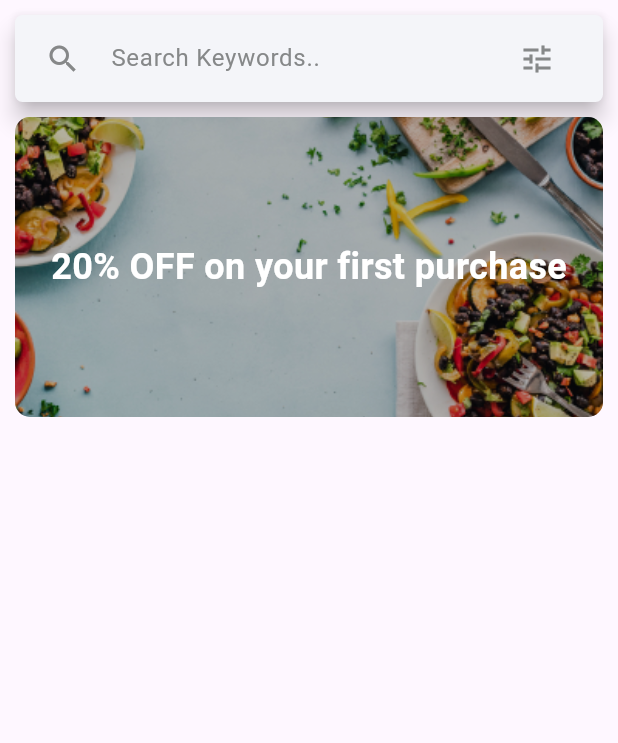
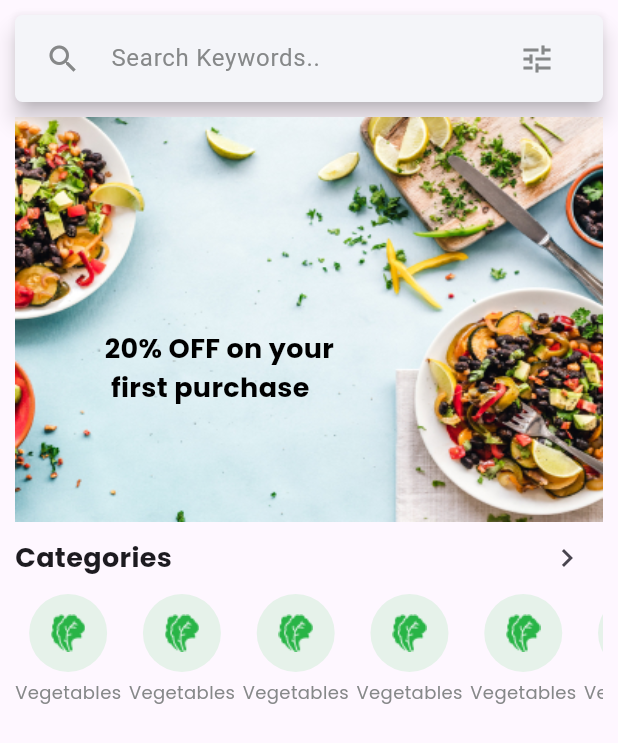
Before and after one commit to Omaralkhanjy94/grocery_app, a Flutter app: the HomeScreen screen opened by its route, on a phone screen of 412 x 824 dp. Shown: the top 743 px of the screen. Run offline on Flutter 3.47's test engine with Material 3 defaults, Android fonts, the phone set to English and light mode, and no system bars; our stand-ins replace google_fonts; missing offline and left inert: short_navigation.

Commit message:
categories
I have created category_widgets.dart,

```diff
--- /dev/null
+++ b/lib/extensions/customization_string.dart
@@ -0,0 +1,14 @@
+extension StringCustomization on String {
+  ///Create new line if a string length exceeds [maxLength]
+  String addNewLine({int maxLength = 15}) {
+    if (length <= maxLength) return this;
+    final buffer = StringBuffer();
+    for (var i = 0; i < length; i++) {
+      buffer.write(this[i]);
+      if ((i + 1) % maxLength == 0 && i != length - 1) {
+        buffer.write('\n');
+      }
+    }
+    return buffer.toString();
+  }
+}
--- a/lib/pages/home_screen.dart
+++ b/lib/pages/home_screen.dart
@@ -1,6 +1,8 @@
 import 'package:flutter/material.dart';
+import 'package:google_fonts/google_fonts.dart' show GoogleFonts;
+import 'package:grocery_app/widgets/category_widget.dart';
+import '../../extensions/customization_string.dart';
 import '../../extensions/sized_box_x.dart';
-// import 'package:google_fonts/google_fonts.dart';
 import '../../widgets/custom_scaffold.dart';
 
 class HomeScreen extends StatelessWidget {
@@ -56,32 +58,52 @@ class HomeScreen extends StatelessWidget {
               // a text over the image that says "20% OFF on your first purchase"
               Container(
                 width: double.infinity,
-                height: 200,
+                height: 270,
                 decoration: BoxDecoration(
-                  borderRadius: BorderRadius.circular(10),
+                  borderRadius: BorderRadius.circular(0),
                   image: const DecorationImage(
                     image: AssetImage('assets/images/home_screen_cover.jpg'),
-                    fit: BoxFit.cover,
+                    fit: BoxFit.fill,
                   ),
                 ),
-                child: Container(
-                  decoration: BoxDecoration(
-                    borderRadius: BorderRadius.circular(10),
-                    color: Colors.black.withOpacity(0.3),
-                  ),
-                  child: Center(
-                    child: Text(
-                      '20% OFF on your first purchase',
-                      style: TextStyle(
-                        color: Colors.white,
-                        fontSize: 24,
-                        fontWeight: FontWeight.bold,
-                      ),
+                child: Align(
+                  alignment: Alignment(-0.5, 0.3), // left center
+                  child: Text(
+                    '20% OFF on your first purchase'.addNewLine(maxLength: 15),
+                    style: GoogleFonts.poppins(
+                      color: Colors.black,
+                      fontSize: 18,
+                      fontWeight: FontWeight.bold,
                     ),
                   ),
                 ),
               ),
               //todo: categories
+              Row(
+                mainAxisAlignment: MainAxisAlignment.spaceBetween,
+                children: [
+                  Text("Categories",style: GoogleFonts.poppins(
+                    fontSize: 18,fontWeight: FontWeight.w700
+                  ),),
+                  IconButton(onPressed: (){}, icon: Icon(Icons.keyboard_arrow_right))
+                ],
+              ),
+
+              SingleChildScrollView(
+                scrollDirection: Axis.horizontal,
+                child: Row(
+                  spacing: 5,
+                  children: [
+                    //todo: create a list includes all categories
+                    for(int i=0; i< 10; i++)
+                      CategoryWidget(
+                          circleColor: Color(0xffE6F2EA),
+                          image: "assets/images/vegetables_icon.png",
+                          title: "Vegetables"
+                      )
+                  ],
+                ),
+              )
               //todo: featured products
             ],
           ),
--- /dev/null
+++ b/lib/widgets/category_widget.dart
@@ -0,0 +1,36 @@
+import 'package:flutter/material.dart';
+import 'package:google_fonts/google_fonts.dart';
+
+class CategoryWidget extends StatelessWidget {
+  final Color circleColor;
+  final String image;
+  final String title;
+  const CategoryWidget({
+    super.key,
+    required this.circleColor,
+    required this.image,
+    required this.title
+  });
+
+  @override
+  Widget build(BuildContext context) {
+    return InkWell(
+      onTap: (){
+
+      },
+      child: Column(
+        spacing: 5,
+        children: [
+          CircleAvatar(
+            radius: 52/2,
+            backgroundColor: circleColor,
+            child: Image.asset(image,height: 25,width: 25,),
+          ),
+          Text(title,style: GoogleFonts.poppins(
+              fontSize: 12, color: Color(0xff868889)
+          ),)
+        ],
+      ),
+    );
+  }
+}
```
Also changed, not shown: assets/images/vegetables_icon.png (added).
